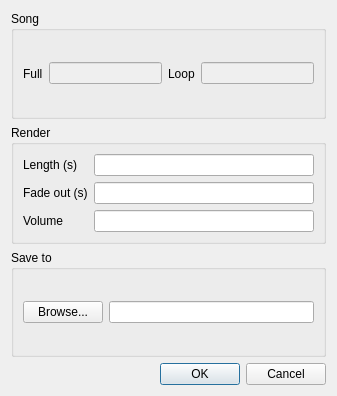
This is src/editor/RenderDialog.ui in yuxshao/ptcollab as Qt 5 draws it before an edit. The edited form follows.
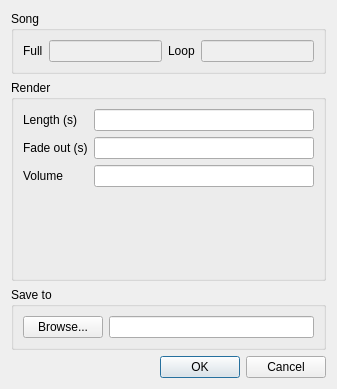
This is the edited form. Icons and pictures are not drawn.

The edit to the form file:
```diff
--- a/src/editor/RenderDialog.ui
+++ b/src/editor/RenderDialog.ui
@@ -7,7 +7,7 @@
     <x>0</x>
     <y>0</y>
     <width>337</width>
-    <height>396</height>
+    <height>389</height>
    </rect>
   </property>
   <property name="windowTitle">
@@ -36,6 +36,12 @@
         <property name="enabled">
          <bool>false</bool>
         </property>
+        <property name="sizePolicy">
+         <sizepolicy hsizetype="Expanding" vsizetype="Preferred">
+          <horstretch>0</horstretch>
+          <verstretch>0</verstretch>
+         </sizepolicy>
+        </property>
        </widget>
       </item>
       <item>
@@ -50,6 +56,12 @@
         <property name="enabled">
          <bool>false</bool>
         </property>
+        <property name="sizePolicy">
+         <sizepolicy hsizetype="Expanding" vsizetype="Preferred">
+          <horstretch>0</horstretch>
+          <verstretch>0</verstretch>
+         </sizepolicy>
+        </property>
        </widget>
       </item>
      </layout>
@@ -60,36 +72,92 @@
      <property name="title">
       <string>Render</string>
      </property>
-     <layout class="QFormLayout" name="formLayout_3">
-      <item row="0" column="1">
-       <widget class="QLineEdit" name="lengthEdit"/>
-      </item>
-      <item row="1" column="1">
-       <widget class="QLineEdit" name="fadeOutEdit"/>
-      </item>
+     <layout class="QVBoxLayout" name="verticalLayout_2">
+      <item>
+       <layout class="QFormLayout" name="formLayout">
       <item row="0" column="0">
        <widget class="QLabel" name="label">
+          <property name="sizePolicy">
+           <sizepolicy hsizetype="Preferred" vsizetype="Preferred">
+            <horstretch>0</horstretch>
+            <verstretch>0</verstretch>
+           </sizepolicy>
+          </property>
         <property name="text">
          <string>Length (s)</string>
         </property>
        </widget>
       </item>
+        <item row="0" column="1">
+         <widget class="QLineEdit" name="lengthEdit">
+          <property name="sizePolicy">
+           <sizepolicy hsizetype="Expanding" vsizetype="Preferred">
+            <horstretch>0</horstretch>
+            <verstretch>0</verstretch>
+           </sizepolicy>
+          </property>
+         </widget>
+        </item>
       <item row="1" column="0">
        <widget class="QLabel" name="label_2">
+          <property name="sizePolicy">
+           <sizepolicy hsizetype="Preferred" vsizetype="Preferred">
+            <horstretch>0</horstretch>
+            <verstretch>0</verstretch>
+           </sizepolicy>
+          </property>
         <property name="text">
          <string>Fade out (s)</string>
         </property>
        </widget>
       </item>
+        <item row="1" column="1">
+         <widget class="QLineEdit" name="fadeOutEdit">
+          <property name="sizePolicy">
+           <sizepolicy hsizetype="Expanding" vsizetype="Preferred">
+            <horstretch>0</horstretch>
+            <verstretch>0</verstretch>
+           </sizepolicy>
+          </property>
+         </widget>
+        </item>
       <item row="2" column="0">
        <widget class="QLabel" name="label_5">
+          <property name="sizePolicy">
+           <sizepolicy hsizetype="Preferred" vsizetype="Preferred">
+            <horstretch>0</horstretch>
+            <verstretch>0</verstretch>
+           </sizepolicy>
+          </property>
         <property name="text">
          <string>Volume</string>
         </property>
        </widget>
       </item>
       <item row="2" column="1">
-       <widget class="QLineEdit" name="volumeEdit"/>
+         <widget class="QLineEdit" name="volumeEdit">
+          <property name="sizePolicy">
+           <sizepolicy hsizetype="Expanding" vsizetype="Preferred">
+            <horstretch>0</horstretch>
+            <verstretch>0</verstretch>
+           </sizepolicy>
+          </property>
+         </widget>
+        </item>
+       </layout>
+      </item>
+      <item>
+       <spacer name="verticalSpacer">
+        <property name="orientation">
+         <enum>Qt::Vertical</enum>
+        </property>
+        <property name="sizeHint" stdset="0">
+         <size>
+          <width>20</width>
+          <height>0</height>
+         </size>
+        </property>
+       </spacer>
       </item>
      </layout>
     </widget>
@@ -102,13 +170,26 @@
      <layout class="QHBoxLayout" name="horizontalLayout">
       <item>
        <widget class="QPushButton" name="saveToBtn">
+        <property name="sizePolicy">
+         <sizepolicy hsizetype="Minimum" vsizetype="Preferred">
+          <horstretch>0</horstretch>
+          <verstretch>0</verstretch>
+         </sizepolicy>
+        </property>
         <property name="text">
          <string>Browse...</string>
         </property>
        </widget>
       </item>
       <item>
-       <widget class="QLineEdit" name="saveToEdit"/>
+       <widget class="QLineEdit" name="saveToEdit">
+        <property name="sizePolicy">
+         <sizepolicy hsizetype="Expanding" vsizetype="Preferred">
+          <horstretch>0</horstretch>
+          <verstretch>0</verstretch>
+         </sizepolicy>
+        </property>
+       </widget>
       </item>
      </layout>
     </widget>
```
Lines whose indentation alone changed are shown as unchanged.
